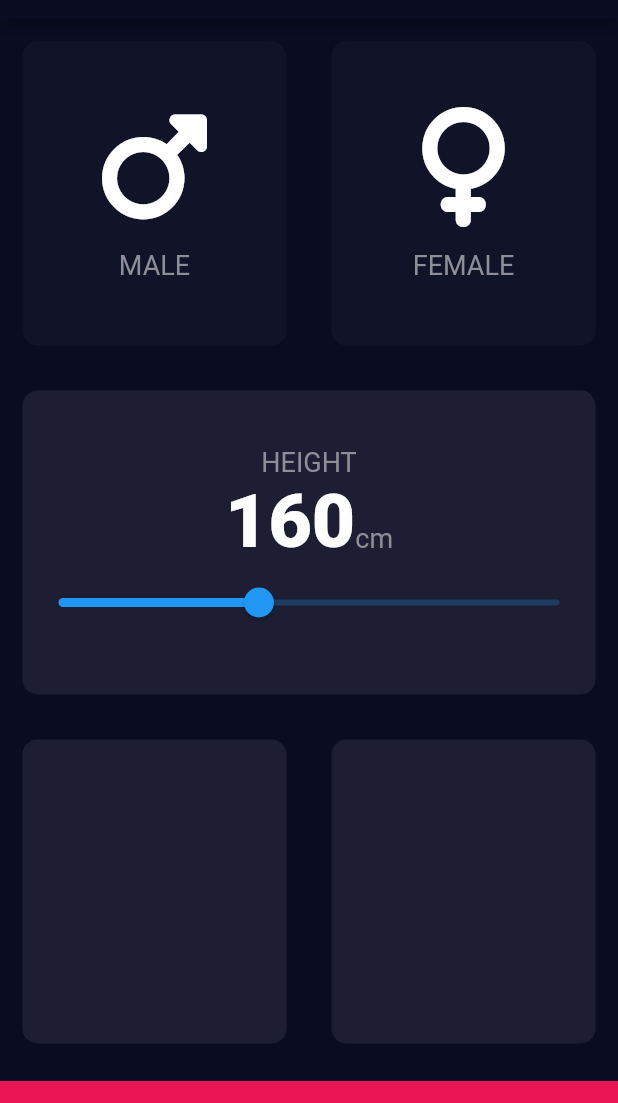
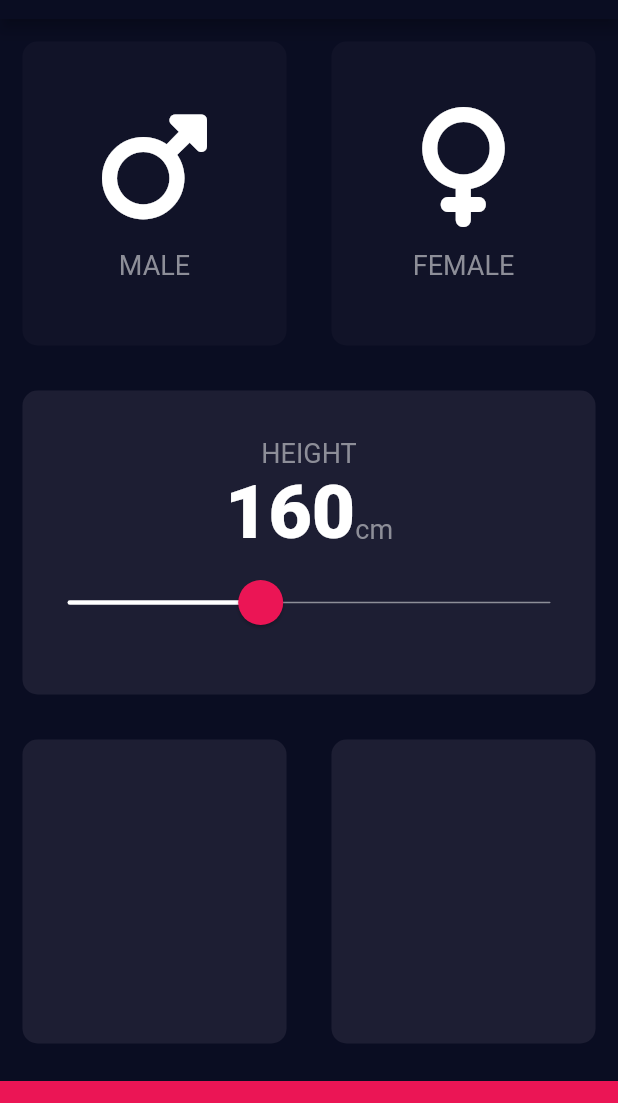
Before and after one commit to HeratUni-CS/bmi-calculator-SayedNawid, a Flutter app: the screen it shows after launch, on a phone screen of 412 x 824 dp, the part 65-1168 px from its top. Run offline on Flutter 3.47's test engine with Material 2 defaults, Android fonts, the phone set to English and light mode, and no system bars; our stand-ins replace font_awesome_flutter.

Commit message:
add a themeData in slider

```diff
--- a/lib/input_page.dart
+++ b/lib/input_page.dart
@@ -83,7 +83,17 @@ class _InputPageState extends State<InputPage> {
                       )
                     ],
                   ),
-                  Slider(
+                  SliderTheme(
+                    data: SliderTheme.of(context).copyWith(
+                      trackHeight: 1,
+                      overlayColor: Color(0x1fEB1555),
+                      activeTrackColor: Colors.white,
+                      inactiveTrackColor: Color(0xFF8D8E98),
+                      thumbColor: buttomCardColor,
+                      thumbShape: RoundSliderThumbShape(enabledThumbRadius: 15),
+                      overlayShape: RoundSliderOverlayShape(overlayRadius: 30),
+                    ),
+                    child: Slider(
                       value: height.toDouble(),
                       min: 120,
                       max: 220,
@@ -92,6 +102,7 @@ class _InputPageState extends State<InputPage> {
                           height = newValue.round();
                         });
                       },
+                    ),
                   ),
                 ],
               ),
```
Lines whose indentation alone changed are shown as unchanged.
